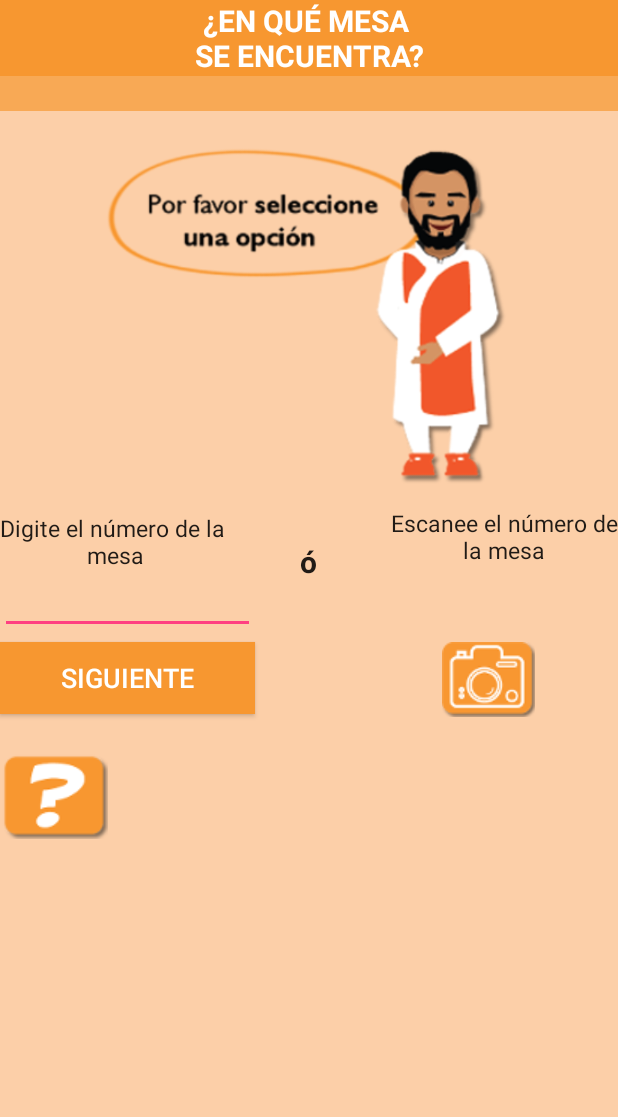
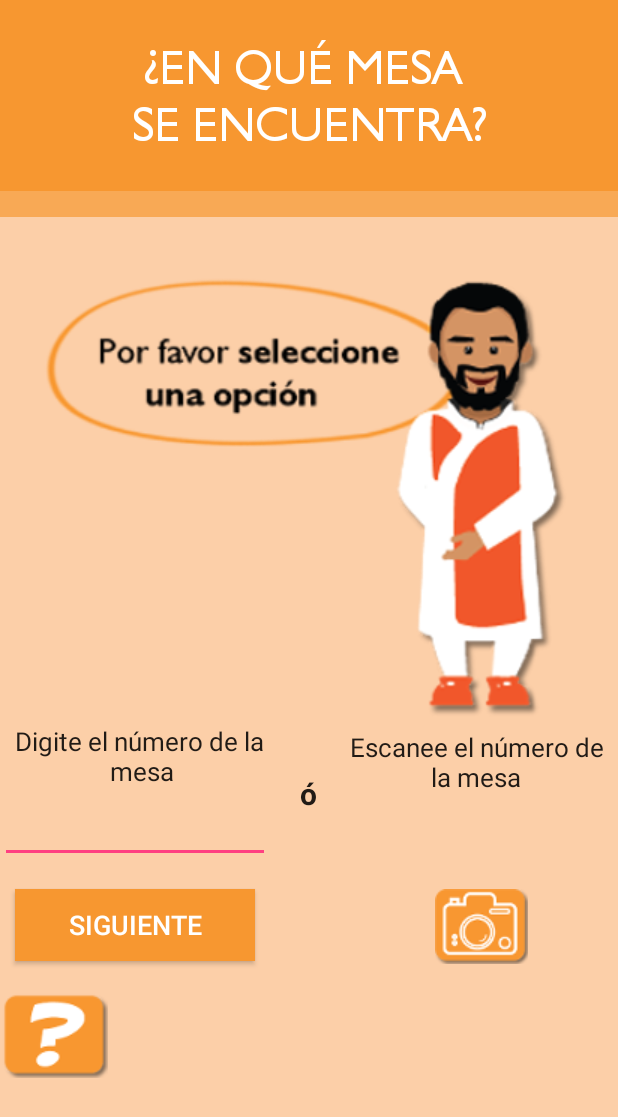
Before and after one commit to ronaldvenegasp/Dharma, an Android app: the screen it shows after launch (NumeroMesa), after a tap on an icon or button, on a phone screen of 412 x 824 dp. Shown: the top 1117 px of the screen. Run offline under Robolectric (Android 15) with nearby library versions, the phone set to English and light mode, and no system bars.

Commit message:
Arreglos en el diseño. Tipo de letra cambiado en algunas pantallas

```diff
--- a/app/src/main/java/com/example/personal/dharma/MainActivity.java
+++ b/app/src/main/java/com/example/personal/dharma/MainActivity.java
@@ -18,12 +18,10 @@ public class MainActivity extends AppCompatActivity {
         requestWindowFeature(Window.FEATURE_NO_TITLE);
         setContentView(R.layout.activity_main);
 
+        //Establece el tipo de letra del título de la pantalla
         tituloPantalla = (TextView) findViewById(R.id.titulo);
-
-        String font_path = "font/Century725_Cn _BT.ttf";
-
+        String font_path = "font/Humanst521_BT.ttf";
         Typeface TF = Typeface.createFromAsset(getAssets(), font_path);
-
         tituloPantalla.setTypeface(TF);
 
 
--- a/app/src/main/java/com/example/personal/dharma/NumeroMesa.java
+++ b/app/src/main/java/com/example/personal/dharma/NumeroMesa.java
@@ -1,15 +1,19 @@
 package com.example.personal.dharma;
 
 import android.content.Intent;
+import android.graphics.Typeface;
 import android.os.Bundle;
 import android.support.v7.app.AppCompatActivity;
 import android.util.Log;
 import android.view.View;
 import android.view.Window;
 import android.widget.EditText;
+import android.widget.TextView;
 import android.widget.Toast;
 
 public class NumeroMesa extends AppCompatActivity {
+
+    TextView tituloPantalla;
 
     //Variables
     private EditText numeroDeMesa;
@@ -57,6 +61,12 @@ public class NumeroMesa extends AppCompatActivity {
         requestWindowFeature(Window.FEATURE_NO_TITLE);
         setContentView(R.layout.activity_numero_mesa);
 
+        //Establece el tipo de letra del título de la pantalla
+        tituloPantalla = (TextView) findViewById(R.id.titulo);
+        String font_path = "font/Humanst521_BT.ttf";
+        Typeface TF = Typeface.createFromAsset(getAssets(), font_path);
+        tituloPantalla.setTypeface(TF);
+
         //Al tocar sobre el botón de Ayuda, se pasa a la actividad Ayuda de la aplicación
         findViewById(R.id.boton_ayuda).setOnClickListener(new View.OnClickListener() {
             @Override
--- a/app/src/main/res/layout/activity_numero_mesa.xml
+++ b/app/src/main/res/layout/activity_numero_mesa.xml
@@ -15,20 +15,21 @@
         android:layout_height="match_parent"
         android:id="@+id/scrollView"
         android:layout_alignParentEnd="true"
-        android:layout_below="@+id/textView4">
+        android:layout_below="@+id/titulo">
 
     <LinearLayout
         android:layout_width="match_parent"
         android:layout_height="match_parent"
         android:orientation="vertical"
         android:layout_alignParentStart="true"
-        android:layout_below="@+id/textView4">
+        android:layout_below="@+id/titulo"
+        android:baselineAligned="false">
 
         <ImageView
             android:layout_width="match_parent"
-            android:layout_height="260dp"
+            android:layout_height="wrap_content"
             android:id="@+id/imageView2"
-            android:layout_below="@+id/textView4"
+            android:layout_below="@+id/titulo"
             android:layout_alignParentEnd="true"
             android:layout_marginTop="15dp"
             android:layout_alignParentStart="true"
@@ -41,10 +42,36 @@
             android:text="Digite el número de la\n mesa"
             android:id="@+id/textView6"
             android:textAlignment="center"
-            android:textSize="15dp"
+            android:textSize="17dp"
             android:layout_below="@+id/imageView2"
             android:layout_alignParentEnd="true"
-            android:layout_marginTop="15dp" />
+            android:layout_marginLeft="10dp" />
+
+        <TextView
+            android:layout_width="wrap_content"
+            android:layout_height="wrap_content"
+            android:textAppearance="?android:attr/textAppearanceLarge"
+            android:text="Escanee el número de\nla mesa"
+            android:id="@+id/textView5"
+            android:textAlignment="center"
+            android:textSize="17dp"
+            android:layout_alignTop="@+id/textView6"
+            android:layout_alignParentStart="true"
+            android:layout_gravity="right"
+            android:layout_marginTop="-40dp"
+            android:layout_marginRight="10dp" />
+
+        <EditText
+            android:layout_width="180dp"
+            android:layout_height="wrap_content"
+            android:inputType="number"
+            android:ems="10"
+            android:id="@+id/numeroMesa"
+            android:gravity="center"
+            android:layout_below="@+id/textView5"
+            android:layout_alignParentStart="true"
+            android:layout_alignEnd="@+id/textView5"
+            android:layout_marginTop="0dp" />
 
         <TextView
             android:layout_width="wrap_content"
@@ -57,47 +84,22 @@
             android:layout_alignTop="@+id/textView5"
             android:layout_centerHorizontal="true"
             android:layout_gravity="center_horizontal"
-            android:layout_marginTop="-20dp" />
-
-        <TextView
-            android:layout_width="wrap_content"
-            android:layout_height="wrap_content"
-            android:textAppearance="?android:attr/textAppearanceLarge"
-            android:text="Escanee el número de\nla mesa"
-            android:id="@+id/textView5"
-            android:textAlignment="center"
-            android:textSize="15dp"
-            android:layout_alignTop="@+id/textView6"
-            android:layout_alignParentStart="true"
-            android:layout_gravity="right"
-            android:layout_marginTop="-50dp" />
-
-        <EditText
-            android:layout_width="170dp"
-            android:layout_height="wrap_content"
-            android:inputType="number"
-            android:ems="10"
-            android:id="@+id/numeroMesa"
-            android:gravity="center"
-            android:layout_below="@+id/textView5"
-            android:layout_alignParentStart="true"
-            android:layout_alignEnd="@+id/textView5"
-            android:layout_marginTop="0dp" />
+            android:layout_marginTop="-60dp" />
 
         <ImageButton
             android:layout_width="wrap_content"
             android:layout_height="wrap_content"
             android:id="@+id/mesa_boton_camara"
-            android:layout_marginEnd="55dp"
             android:layout_alignBottom="@+id/mesa_boton_siguiente"
             android:layout_toStartOf="@+id/boton_ayuda"
+            android:background="#FCCFA8"
+            android:src="@drawable/cam"
             android:layout_gravity="right"
-            android:layout_marginTop="5dp"
-            android:background="#FCCFA8"
-            android:src="@drawable/cam" />
+            android:layout_marginRight="60dp"
+            android:layout_marginTop="50dp" />
 
         <Button
-            android:layout_width="170dp"
+            android:layout_width="160dp"
             android:layout_height="wrap_content"
             android:text="Siguiente"
             android:id="@+id/mesa_boton_siguiente"
@@ -107,8 +109,9 @@
             android:layout_alignParentStart="true"
             android:layout_alignEnd="@+id/numeroMesa"
             android:background="#F79730"
-            android:layout_marginTop="-50dp"
-            android:textColor="#ffffff" />
+            android:textColor="#ffffff"
+            android:layout_marginLeft="10dp"
+            android:layout_marginTop="-50dp" />
 
         <ImageView
             android:layout_width="wrap_content"
@@ -116,8 +119,8 @@
             android:id="@+id/boton_ayuda"
             android:src="@drawable/boton_ayuda"
             android:layout_alignParentBottom="true"
-            android:layout_alignEnd="@+id/scrollView"
-            android:layout_marginTop="25dp" />
+            android:layout_alignParentStart="true"
+            android:layout_marginTop="20dp" />
 
     </LinearLayout>
     </ScrollView>
@@ -126,29 +129,30 @@
         android:layout_width="fill_parent"
         android:layout_height="wrap_content"
         android:textAlignment="center"
-        android:textSize="40dp"
+        android:textSize="40sp"
         android:id="@+id/textView11"
         android:textStyle="bold"
         android:textColor="#FFFFFF"
         android:background="#F8A955"
         android:layout_alignTop="@+id/transicion"
         android:layout_alignParentStart="true"
-        android:layout_marginTop="-20dp"
+        android:layout_marginTop="0dp"
         android:password="false"
         android:layout_gravity="center_horizontal"
-        android:padding="20dp" />
+        android:padding="45dp" />
 
     <TextView
         android:layout_width="fill_parent"
         android:layout_height="wrap_content"
         android:text="¿EN QUÉ MESA \nSE ENCUENTRA?"
         android:textAlignment="center"
-        android:textSize="20dp"
-        android:id="@+id/textView4"
+        android:textSize="32sp"
+        android:id="@+id/titulo"
         android:layout_alignParentTop="true"
         android:layout_centerHorizontal="true"
         android:textStyle="bold"
         android:background="#F79730"
-        android:textColor="#ffffff" />
+        android:textColor="#ffffff"
+        android:padding="25dp" />
 
 </RelativeLayout>
```
Also changed, not shown: app/src/main/java/com/example/personal/dharma/Ayuda.java (+10 -0 lines), app/src/main/java/com/example/personal/dharma/MenuPrincipal.java (+9 -0 lines), app/src/main/res/layout/activity_ayuda.xml (+4 -3 lines), app/src/main/res/layout/activity_main.xml (+72 -11 lines), app/src/main/res/layout/activity_menu_principal.xml (+24 -23 lines), app/src/main/assets/font/EraserRegular.ttf (deleted), app/src/main/assets/font/Keira-Normal.ttf (added), app/src/main/res/drawable/flecha1.png (added), app/src/main/res/drawable/flecha2.png (added), app/src/main/res/drawable/flecha3.png (added), app/src/main/res/drawable/flecha4.png (added), app/src/main/res/drawable/flecha5.png (added), 1 other file.
